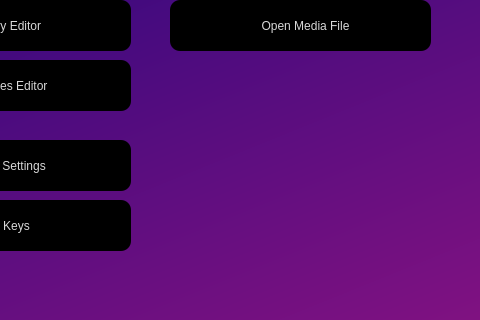
The window that assets/Settings.ui (ifreddyrod/SPYDER-Player-pyqt) describes before a commit, drawn with Qt 5; both pictures show x 300 to 780 and y 110 to 430 of the 780 by 430 pixel window.
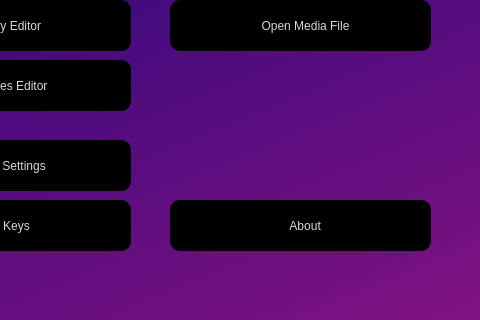
The same window after the commit. Icons and pictures are not drawn.

Commit message: - Created an About screen that is accessible from the settings screen

Diff of the .ui file:
```diff
--- a/assets/Settings.ui
+++ b/assets/Settings.ui
@@ -293,6 +293,29 @@
     </size>
    </property>
   </widget>
+  <widget class="QPushButton" name="About_button">
+   <property name="geometry">
+    <rect>
+     <x>470</x>
+     <y>310</y>
+     <width>261</width>
+     <height>51</height>
+    </rect>
+   </property>
+   <property name="text">
+    <string>   About</string>
+   </property>
+   <property name="icon">
+    <iconset resource="resources.qrc">
+     <normaloff>:/icons/icons/white-information.png</normaloff>:/icons/icons/white-information.png</iconset>
+   </property>
+   <property name="iconSize">
+    <size>
+     <width>24</width>
+     <height>24</height>
+    </size>
+   </property>
+  </widget>
   <zorder>background_widget</zorder>
   <zorder>Titlebar_widget</zorder>
   <zorder>PlayList_button</zorder>
@@ -303,6 +326,7 @@
   <zorder>OpenPlayList_button</zorder>
   <zorder>Favorites_button</zorder>
   <zorder>PlayerSettings_button</zorder>
+  <zorder>About_button</zorder>
  </widget>
  <resources>
   <include location="resources.qrc"/>
```
The commit also changes 10 other files.
